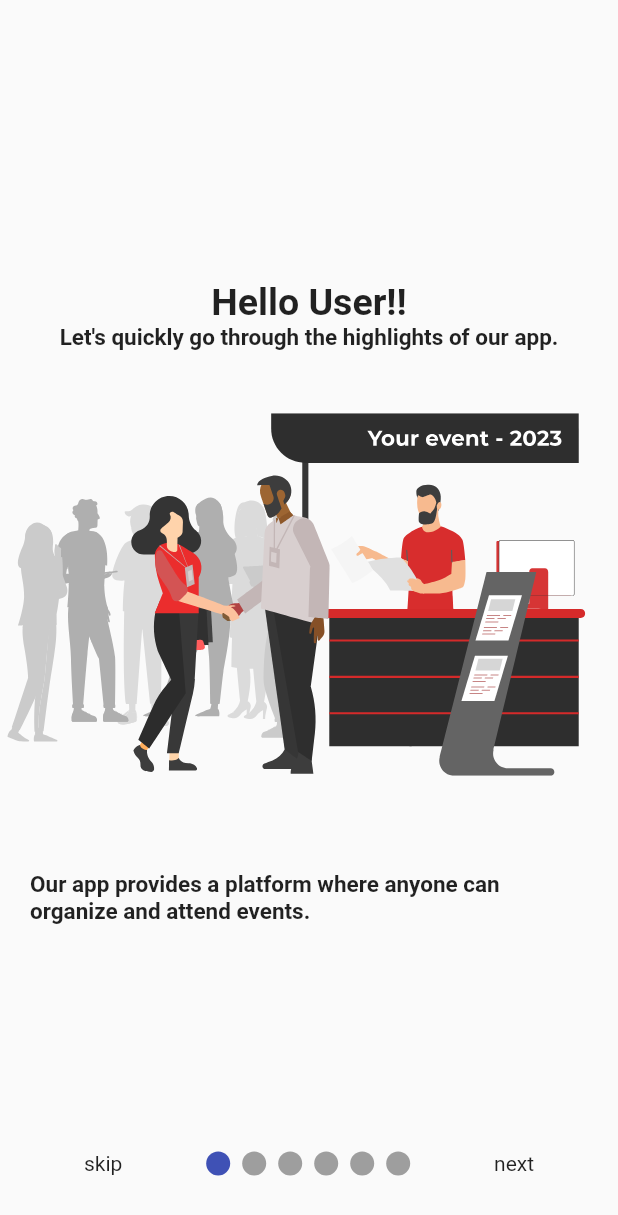
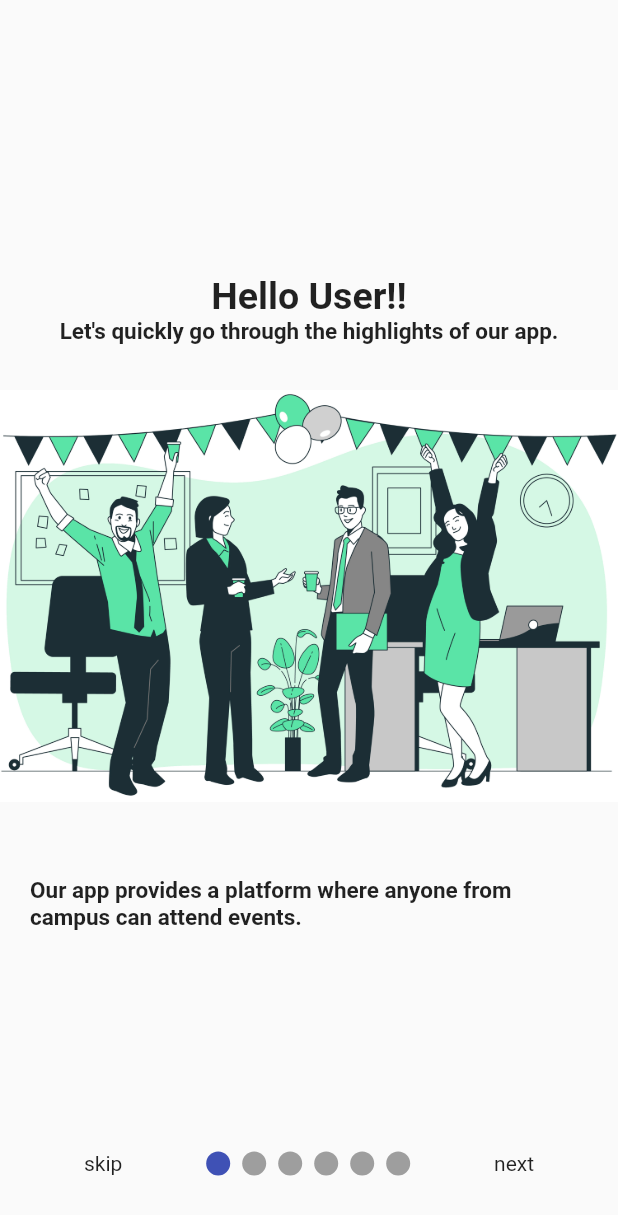
Before and after one commit to 1shabbirhussain/Event_management, a Flutter app: the screen it shows after launch, on a phone screen of 412 x 824 dp. Shown: the top 1215 px of the screen. Run offline on Flutter 3.47's test engine with Material 2 defaults, Android fonts, the phone set to English and light mode, and no system bars; drawn by our look-alikes of smooth_page_indicator; our stand-ins replace cloud_firestore, data_table_2, firebase_auth, firebase_core, flutter_map, geocoding and 5 more; accounts and stored records are empty.

Commit message:
updated onboarding screen

```diff
--- a/lib/appIntro/first_page.dart
+++ b/lib/appIntro/first_page.dart
@@ -33,11 +33,13 @@ class _FirstPageState extends State<FirstPage> {
             const SizedBox(
               height: 30,
             ),
-            Lottie.asset(
-              'assets/animations/introhost1.json',
-              reverse: true,
-              repeat: true,
-              fit: BoxFit.cover,
+            Image.asset(
+              "assets/event_image.jpg",
+
+              // 'assets/animations/introhost1.json',
+              // reverse: true,
+              // repeat: true,
+              fit: BoxFit.fill,
             ),
             const SizedBox(
               height: 30,
@@ -46,7 +48,7 @@ class _FirstPageState extends State<FirstPage> {
               padding: EdgeInsets.all(20.0),
               child: Center(
                 child: Text(
-                  "Our app provides a platform where anyone can organize and attend events.",
+                  "Our app provides a platform where anyone from campus can attend events.",
                   style: TextStyle(
                     fontWeight: FontWeight.bold,
                     fontSize: 15,
--- a/pubspec.yaml
+++ b/pubspec.yaml
@@ -77,6 +77,7 @@ flutter:
   # To add assets to your application, add an assets section, like this:
   assets:
     - assets/animations/
+    - assets/event_image.jpg
   #   - images/a_dot_ham.jpeg
 
   # An image asset can refer to one or more resolution-specific "variants", see
```
Also changed, not shown: assets/event_image.jpg (added).
